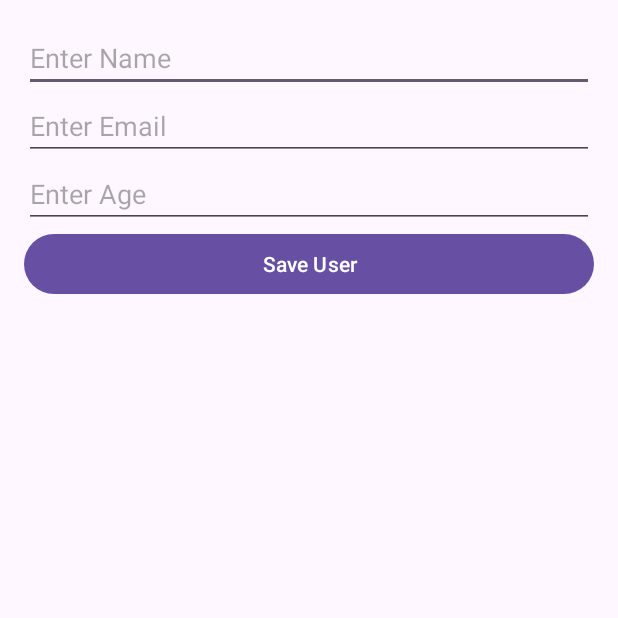
After one commit to st10251759/recycledViewActivity, an Android app: the AddUserActivity screen opened directly, with no data from a screen before it, on a phone screen of 412 x 824 dp, the top half of it. The commit adds this screen. Run offline under Robolectric (Android 15) with nearby library versions, the phone set to English and light mode, and no system bars.

Commit message:
Room DB Activity

```diff
--- a/app/src/main/AndroidManifest.xml
+++ b/app/src/main/AndroidManifest.xml
@@ -13,6 +13,9 @@
         android:theme="@style/Theme.RecycledViewActivity"
         tools:targetApi="31">
         <activity
+            android:name=".AddUserActivity"
+            android:exported="false" />
+        <activity
             android:name=".MainActivity"
             android:exported="true">
             <intent-filter>
--- /dev/null
+++ b/app/src/main/java/com/firstproject/recycledviewactivity/AddUserActivity.kt
@@ -0,0 +1,37 @@
+package com.firstproject.recycledviewactivity
+
+import android.app.Activity
+import android.content.Intent
+import android.os.Bundle
+import androidx.appcompat.app.AppCompatActivity
+import com.firstproject.recycledviewactivity.databinding.ActivityAddUserBinding
+
+class AddUserActivity : AppCompatActivity() {
+
+    private lateinit var binding: ActivityAddUserBinding
+
+    override fun onCreate(savedInstanceState: Bundle?) {
+        super.onCreate(savedInstanceState)
+
+        // Set up View Binding
+        binding = ActivityAddUserBinding.inflate(layoutInflater)
+        setContentView(binding.root)
+
+        // Handle Save Button Click
+        binding.btnSaveUser.setOnClickListener {
+            val name = binding.etName.text.toString()
+            val email = binding.etEmail.text.toString()
+            val age = binding.etAge.text.toString().toIntOrNull() ?: 0
+
+            // Return data to MainActivity
+            val resultIntent = Intent().apply {
+                putExtra("name", name)
+                putExtra("email", email)
+                putExtra("age", age)
+            }
+
+            setResult(Activity.RESULT_OK, resultIntent)
+            finish() // Close the activity
+        }
+    }
+}
--- /dev/null
+++ b/app/src/main/res/layout/activity_add_user.xml
@@ -0,0 +1,35 @@
+<!-- res/layout/activity_add_user.xml -->
+<LinearLayout xmlns:android="http://schemas.android.com/apk/res/android"
+    xmlns:tools="http://schemas.android.com/tools"
+    android:layout_width="match_parent"
+    android:layout_height="match_parent"
+    android:orientation="vertical"
+    android:padding="16dp"
+    tools:context=".AddUserActivity">
+
+    <EditText
+        android:id="@+id/etName"
+        android:layout_width="match_parent"
+        android:layout_height="wrap_content"
+        android:hint="Enter Name" />
+
+    <EditText
+        android:id="@+id/etEmail"
+        android:layout_width="match_parent"
+        android:layout_height="wrap_content"
+        android:hint="Enter Email" />
+
+    <EditText
+        android:id="@+id/etAge"
+        android:layout_width="match_parent"
+        android:layout_height="wrap_content"
+        android:hint="Enter Age"
+        android:inputType="number" />
+
+    <Button
+        android:id="@+id/btnSaveUser"
+        android:layout_width="match_parent"
+        android:layout_height="wrap_content"
+        android:text="Save User" />
+
+</LinearLayout>
--- a/build.gradle.kts
+++ b/build.gradle.kts
@@ -2,4 +2,7 @@
 plugins {
     alias(libs.plugins.android.application) apply false
     alias(libs.plugins.kotlin.android) apply false
+
+    // Import Kotlin Symbol Processor (KSP)
+    id("com.google.devtools.ksp") version "2.0.21-1.0.27" apply false
 }
--- a/gradle/libs.versions.toml
+++ b/gradle/libs.versions.toml
@@ -1,6 +1,6 @@
 [versions]
 agp = "8.8.1"
-kotlin = "1.9.24"
+kotlin = "2.0.20"
 coreKtx = "1.15.0"
 junit = "4.13.2"
 junitVersion = "1.2.1"
```
Also changed, not shown: app/build.gradle.kts (+15 -0 lines), app/src/main/java/com/firstproject/recycledviewactivity/AppDatabase.kt (added, +29 -0 lines), app/src/main/java/com/firstproject/recycledviewactivity/MainActivity.kt (+64 -17 lines), app/src/main/java/com/firstproject/recycledviewactivity/User.kt (+6 -1 lines), app/src/main/java/com/firstproject/recycledviewactivity/UserAdapter.kt (+15 -17 lines), app/src/main/java/com/firstproject/recycledviewactivity/UserDao.kt (added, +15 -0 lines), app/src/main/res/layout/activity_main.xml (+17 -8 lines).
